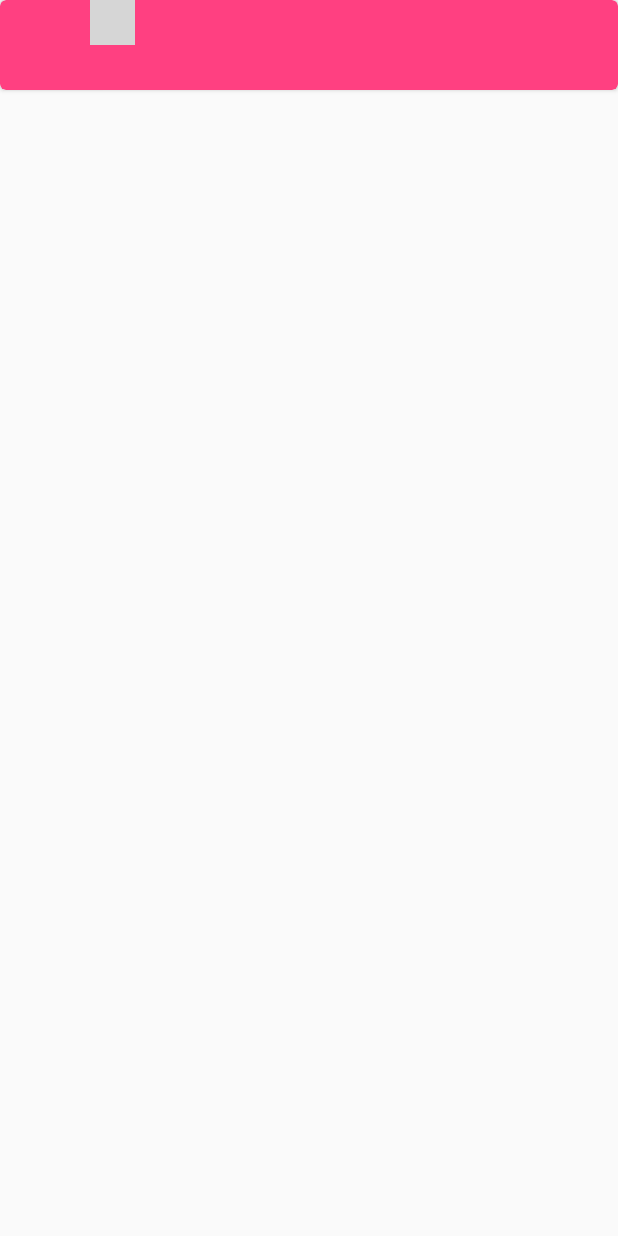
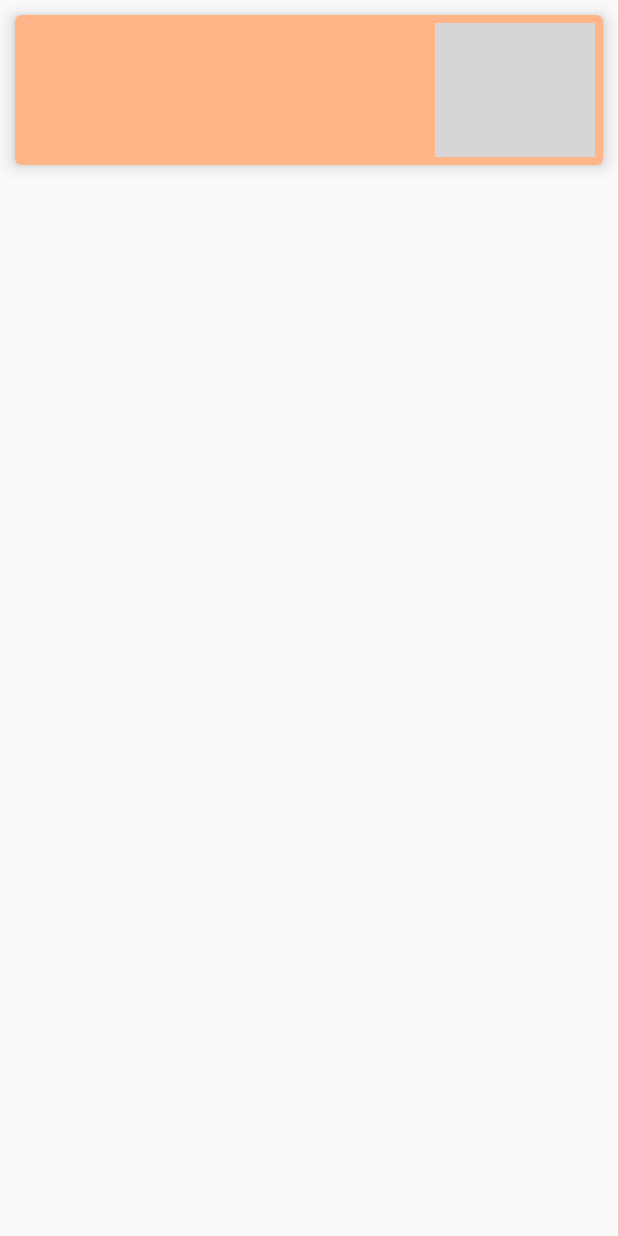
Before and after one commit to zafodB/CardEmulationAau, an Android app: the layout one_card_layout.xml on its own in the app's theme, with its tools: preview values and no code run, on a phone screen of 412 x 824 dp. Run offline under Robolectric (Android 15) with nearby library versions, the phone set to English and light mode, and no system bars; grey boxes are pictures that could not be loaded.

Commit message:
Got the recycler view to display and update data correctly. Fixed the single-card layout, it's pretty now!

```diff
--- a/app/src/main/java/com/example/filip/cardemulationaau/MainActivity.java
+++ b/app/src/main/java/com/example/filip/cardemulationaau/MainActivity.java
@@ -12,7 +12,7 @@ import android.widget.Button;
 
 public class MainActivity extends Activity {
 
-    public static final boolean WIPE_MEMORY = true;
+    public static final boolean WIPE_MEMORY = false;
 
     public static final String TAG = "myTag";
     static final String FRAGMENT_TAG = "cardFragment";
@@ -32,7 +32,6 @@ public class MainActivity extends Activity {
 
         getFragmentManager().beginTransaction().add(R.id.fragment, RecyclerViewFragment.newInstance(), FRAGMENT_TAG)
                 .commit();
-
         addCardButton = (FloatingActionButton) findViewById(R.id.fab);
 
         addCardButton.setOnClickListener(new View.OnClickListener() {
@@ -45,9 +44,7 @@ public class MainActivity extends Activity {
 
     @Override
     protected void onResume() {
-
         RecyclerViewFragment fragment = (RecyclerViewFragment) getFragmentManager().findFragmentByTag(FRAGMENT_TAG);
-        Log.i(TAG, "tried to notify Fragment");
         fragment.notifyAdapter();
 
         super.onResume();
--- a/app/src/main/res/layout/one_card_layout.xml
+++ b/app/src/main/res/layout/one_card_layout.xml
@@ -3,30 +3,55 @@
     xmlns:android="http://schemas.android.com/apk/res/android"
     xmlns:card_view="http://schemas.android.com/apk/res-auto"
     android:id="@+id/card_view"
+
     android:layout_width="match_parent"
-    android:layout_height="60dp"
-    card_view:cardBackgroundColor="@color/colorAccent"
+    android:layout_height="100dp"
+    android:layout_margin="10dp"
+    card_view:cardBackgroundColor="@color/card_bgd_color"
+
+    card_view:cardElevation="7dp"
     card_view:cardCornerRadius="4dp">
 
     <LinearLayout
         android:layout_width="match_parent"
-        android:layout_height="wrap_content">
+        android:layout_height="match_parent">
+
+        <LinearLayout
+            android:orientation="vertical"
+            android:layout_width="match_parent"
+            android:layout_height="match_parent"
+            android:layout_weight=".30">
 
         <TextView
             android:id="@+id/card_name"
-            android:layout_width="30dp"
-            android:layout_height="30dp"/>
+            android:layout_weight=".50"
+            android:layout_width="match_parent"
+            android:layout_height="wrap_content"
+            android:layout_margin="5dp"/>
 
         <TextView
+            android:layout_weight=".50"
             android:id="@+id/card_id"
-            android:layout_width="30dp"
-            android:layout_height="30dp"/>
+            android:layout_width="match_parent"
+            android:layout_height="wrap_content"
+            android:layout_margin="5dp"/>
+
+        </LinearLayout>
+
+        <LinearLayout
+            android:layout_width="match_parent"
+            android:layout_height="match_parent"
+            android:layout_weight=".70">
 
         <ImageView
             android:id="@+id/card_logo"
-            android:layout_width="30dp"
-            android:layout_height="30dp"
+            android:layout_width="match_parent"
+            android:layout_height="match_parent"
+            android:layout_margin="5dp"
+            android:contentDescription="@string/card_thumb_description"
             android:src="@drawable/crossmark"/>
 
+        </LinearLayout>
     </LinearLayout>
+
 </android.support.v7.widget.CardView>
--- a/app/src/main/res/layout/recycler_view_fragment.xml
+++ b/app/src/main/res/layout/recycler_view_fragment.xml
@@ -7,7 +7,8 @@
     <android.support.v7.widget.RecyclerView
         android:id="@+id/rec_view_holder"
         android:layout_width="match_parent"
-        android:layout_height="match_parent"/>
+        android:layout_height="match_parent"
+        android:background="@color/background_default"/>
 
 
 </FrameLayout>
--- a/app/src/main/res/values/colors.xml
+++ b/app/src/main/res/values/colors.xml
@@ -3,4 +3,6 @@
     <color name="colorPrimary">#3F51B5</color>
     <color name="colorPrimaryDark">#303F9F</color>
     <color name="colorAccent">#FF4081</color>
+    <color name="background_default">#DDDDDD</color>
+    <color name="card_bgd_color">#FFB587</color>
 </resources>
--- a/app/src/main/res/values/dimens.xml
+++ b/app/src/main/res/values/dimens.xml
@@ -5,5 +5,5 @@
     <!-- Default screen margins, per the Android Design guidelines. -->
     <dimen name="nav_header_vertical_spacing">16dp</dimen>
     <dimen name="nav_header_height">160dp</dimen>
-    <dimen name="fab_margin">16dp</dimen>
+    <dimen name="fab_margin">26dp</dimen>
 </resources>
--- a/app/src/main/res/values/strings.xml
+++ b/app/src/main/res/values/strings.xml
@@ -6,6 +6,8 @@
     <string name="navigation_drawer_close">Close navigation drawer</string>
 
     <string name="action_settings">Settings</string>
+
+    <string name="card_thumb_description">Company logo</string>
 
     <!-- In "Add new Card" activity -->
     <string name="name_hint">Name</string>
```
Also changed, not shown: app/src/main/java/com/example/filip/cardemulationaau/AddNewCardActivity.java (+6 -3 lines), app/src/main/java/com/example/filip/cardemulationaau/CustomAdapter.java (+16 -12 lines), app/src/main/java/com/example/filip/cardemulationaau/RecyclerViewFragment.java (+18 -17 lines), app/src/main/res/layout/activity_main.xml (+1 -6 lines).
